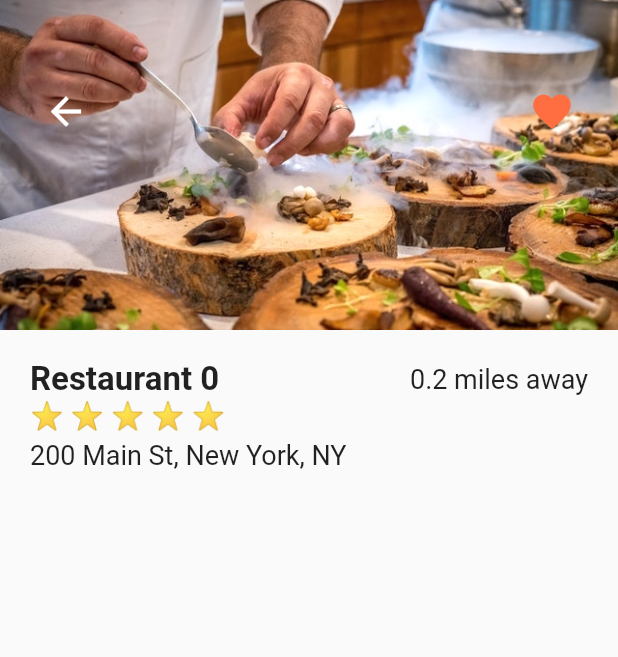
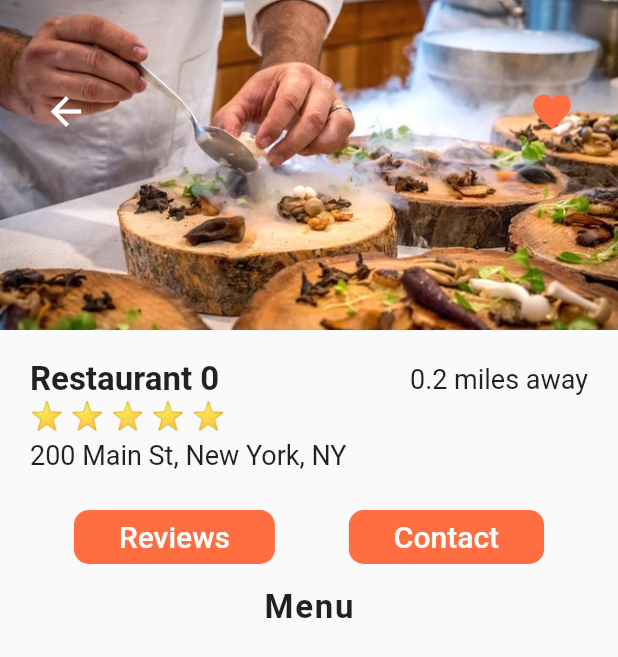
Before and after one commit to MBanawa/Food-Delivery-UI, a Flutter app: the screen it shows after launch, after a tap on "Restaurant 0", on a phone screen of 412 x 824 dp. Shown: the top 657 px of the screen. Run offline on Flutter 3.47's test engine with Material 2 defaults, Android fonts, the phone set to English and light mode, and no system bars.

Commit message:
Added restaurant review and contact buttons

```diff
--- a/lib/screens/restaurant_screen.dart
+++ b/lib/screens/restaurant_screen.dart
@@ -85,8 +85,64 @@ class _RestaurantScreenState extends State<RestaurantScreen> {
             ),
           ),
           Row(
-            children: <Widget>[],
-          )
+            mainAxisAlignment: MainAxisAlignment.spaceEvenly,
+            children: <Widget>[
+              TextButton(
+                child: Text(
+                  'Reviews',
+                  style: TextStyle(
+                    color: Colors.white,
+                    fontSize: 20.0,
+                  ),
+                ),
+                style: ButtonStyle(
+                  padding: MaterialStateProperty.all(
+                      EdgeInsets.symmetric(horizontal: 30.0)),
+                  backgroundColor:
+                      MaterialStateProperty.all(Theme.of(context).primaryColor),
+                  shape: MaterialStateProperty.all(
+                    RoundedRectangleBorder(
+                      borderRadius: BorderRadius.circular(10.0),
+                    ),
+                  ),
+                ),
+                onPressed: () {},
+              ),
+              TextButton(
+                child: Text(
+                  'Contact',
+                  style: TextStyle(
+                    color: Colors.white,
+                    fontSize: 20.0,
+                  ),
+                ),
+                style: ButtonStyle(
+                  padding: MaterialStateProperty.all(
+                      EdgeInsets.symmetric(horizontal: 30.0)),
+                  backgroundColor:
+                      MaterialStateProperty.all(Theme.of(context).primaryColor),
+                  shape: MaterialStateProperty.all(
+                    RoundedRectangleBorder(
+                      borderRadius: BorderRadius.circular(10.0),
+                    ),
+                  ),
+                ),
+                onPressed: () {},
+              ),
+            ],
+          ),
+          SizedBox(height: 10.0),
+          Center(
+            child: Text(
+              'Menu',
+              style: TextStyle(
+                fontSize: 22.0,
+                fontWeight: FontWeight.w600,
+                letterSpacing: 1.2,
+              ),
+            ),
+          ),
+          SizedBox(height: 10.0),
         ],
       ),
     );
```
Also changed, not shown: pubspec.lock.
